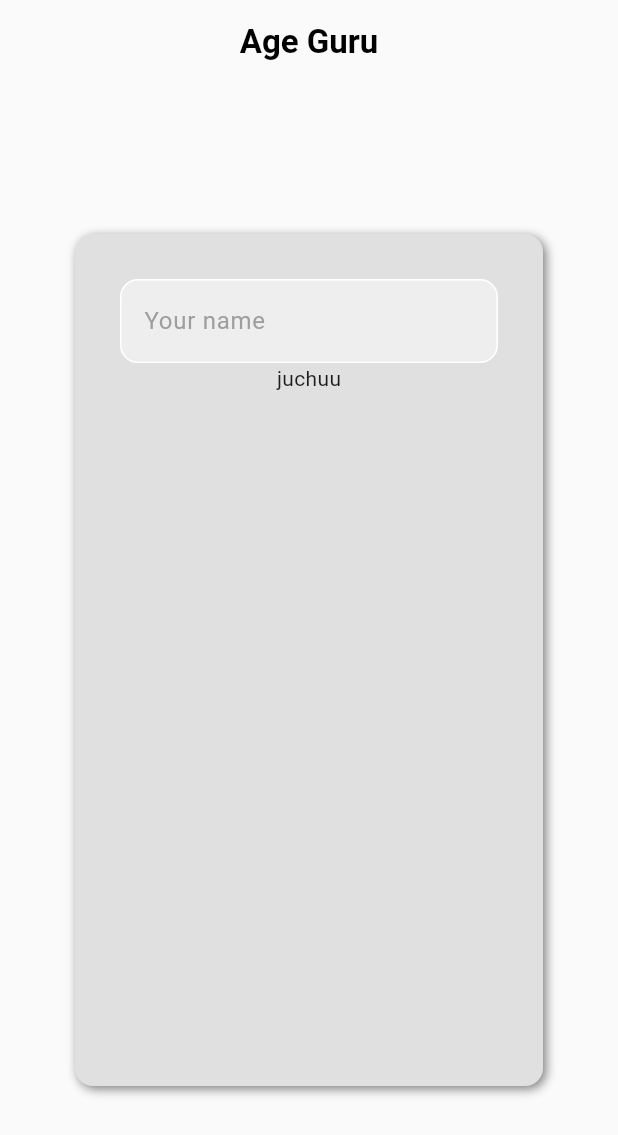
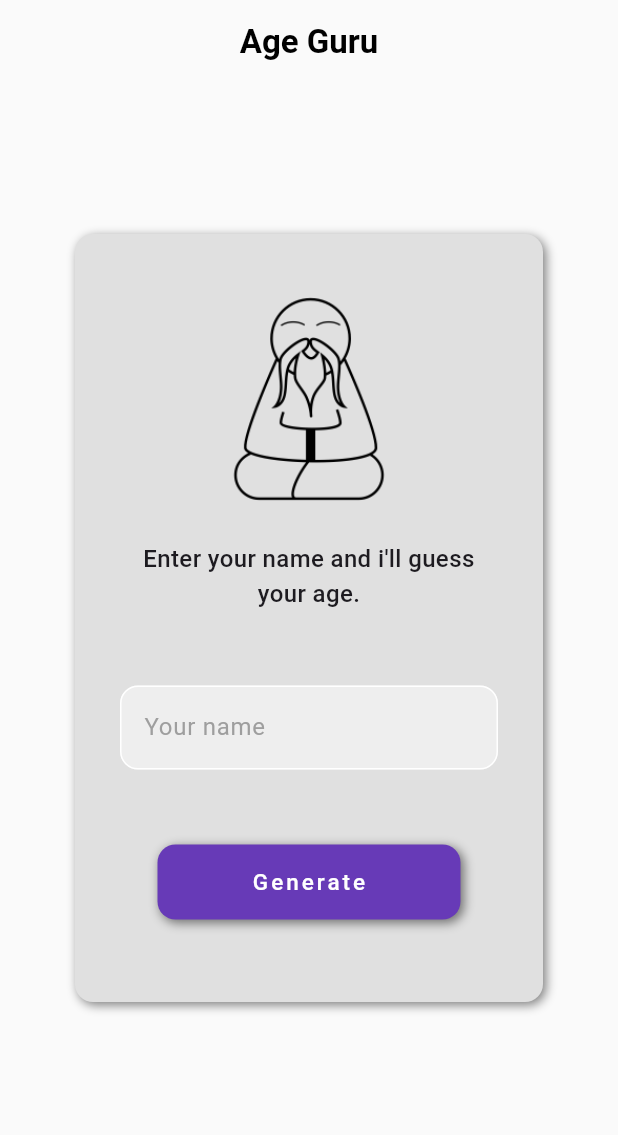
Before and after one commit to LennartKDeveloper/age_guru, a Flutter app: the screen it shows after launch, on a phone screen of 412 x 824 dp. Shown: the top 1135 px of the screen. Run offline on Flutter 3.47's test engine with Material 3 defaults, Android fonts, the phone set to English and light mode, and no system bars; our stand-ins replace flutter_animate, gap; missing offline and left inert: count_number.

Commit message:
UI Commit

```diff
--- a/lib/Eingabe Feature/homepage.dart
+++ /dev/null
@@ -1,85 +0,0 @@
-import 'package:flutter/material.dart';
-
-class HomePage extends StatelessWidget {
-  const HomePage({super.key, required this.title});
-
-  final String title;
-  @override
-  Widget build(BuildContext context) {
-
-    final nameController = TextEditingController();
-
-    return Scaffold(
-      backgroundColor: Theme.of(context).scaffoldBackgroundColor,
-
-      appBar: AppBar(
-        shadowColor: Colors.transparent,
-
-        backgroundColor: Theme.of(context).scaffoldBackgroundColor,
-
-        title: Center(child: Text(title, style: const TextStyle(color: Colors.black, fontWeight: FontWeight.bold),)),
-      ),
-
-
-
-      body: Center(
-        child:  Padding(
-          padding: const EdgeInsets.only(left: 50, right: 50, top: 100, bottom: 100),
-          child: Container(
-
-            decoration: BoxDecoration(
-              borderRadius: BorderRadius.circular(12),
-              color: Colors.grey.shade300,
-              boxShadow: [
-                BoxShadow(
-                  spreadRadius: -10,
-                  blurRadius: 5,
-                  offset: const Offset(-2, -2),
-                  color:  Colors.black.withOpacity(0.5),
-                ),
-                BoxShadow(
-                  spreadRadius: 0,
-                  blurRadius: 5,
-                  offset: const Offset(2, 2),
-                  color:  Colors.black.withOpacity(0.5),
-                ),
-              ],
-            ),
-            child:  Center(
-              child: Padding(
-                padding: EdgeInsets.all(30.0),
-                child: Column(
-
-                  children: [
-                    TextField(
-
-        controller: nameController,
-        obscureText: false,
-        style: TextStyle(color: Colors.grey.shade800),
-        decoration: InputDecoration(
-
-            enabledBorder: OutlineInputBorder(
-              borderSide: const BorderSide(color:  Colors.white, width: 1),
-              borderRadius: BorderRadius.circular(12),
-            ),
-            focusedBorder: OutlineInputBorder(
-              borderSide: BorderSide(color: Colors.grey.shade400),
-               borderRadius: BorderRadius.circular(12),
-            ),
-            fillColor: Colors.grey.shade200,
-            filled: true,
-            hintText: "Your name",
-            hintStyle: TextStyle(color: Colors.grey[500])),
-      ),
-                    Text("juchuu")
-                  ],
-                ),
-              ),
-            ),
-          ),
-        ),
-
-      ),
-    );
-  }
-}
--- a/lib/Eingabe Feature/guessAgeApi.dart
+++ b/lib/input_feature/guessAgeApi.dart
@@ -1,11 +1,12 @@
 
+import 'package:flutter/material.dart';
 import 'package:http/http.dart' as http;
 import 'dart:async';
 import 'dart:convert';
 
 
 class GuessAgeApi {
-  final String guessAgeAPIURL = 'https://api.agify.io/?name=';
+  final String guessAgeAPIURL = 'https://api.agify.io?name=';
 
   Future<int> guessAge({required String name}) async {
     String APIURL = guessAgeAPIURL + name;
--- /dev/null
+++ b/lib/input_feature/homepage.dart
@@ -0,0 +1,146 @@
+import 'package:age_guru/input_feature/guessAgeApi.dart';
+import 'package:age_guru/result_feature/resultpage.dart';
+import 'package:flutter/material.dart';
+import 'package:gap/gap.dart';
+
+class HomePage extends StatelessWidget {
+  const HomePage({super.key, required this.title});
+
+  final String title;
+
+
+
+
+  @override
+  Widget build(BuildContext context) {
+  final nameController = TextEditingController();
+  bool inputError=false;
+
+  Future buttonPressed(context,)async{
+    if(nameController.text!=""){
+  int age;
+  // show loading circle
+    showDialog(
+      context: context,
+      builder: (context) {
+        return Center(
+          child: CircularProgressIndicator(color: Theme.of(context).primaryColor, strokeWidth: 8,),
+        );
+      },
+    );
+  age = await GuessAgeApi().guessAge(name: nameController.text);
+  Navigator.pop(context);
+  Navigator.of(context).push(MaterialPageRoute(builder: (context) => ResultPage(title: "Result          ", age: age )));
+    }
+    else {inputError=true;}
+  }
+
+
+    final List <BoxShadow> myBoxShadow = [
+                BoxShadow(
+                  spreadRadius: -10,
+                  blurRadius: 5,
+                  offset: const Offset(-2, -2),
+                  color:  Colors.black.withOpacity(0.5),
+                ),
+                BoxShadow(
+                  spreadRadius: 0,
+                  blurRadius: 5,
+                  offset: const Offset(2, 2),
+                  color:  Colors.black.withOpacity(0.5),
+                ),
+              ];
+
+    return Scaffold(
+      backgroundColor: Theme.of(context).scaffoldBackgroundColor,
+
+      appBar: AppBar(
+        shadowColor: Colors.transparent,
+
+        backgroundColor: Theme.of(context).scaffoldBackgroundColor,
+
+        title: Center(child: Text(title, style: const TextStyle(color: Colors.black, fontWeight: FontWeight.bold),)),
+      ),
+
+
+
+      body: ListView(
+        children: [Center(
+          child:  Padding(
+            padding: const EdgeInsets.only(left: 50, right: 50, top: 100, bottom: 100),
+            child: Container(
+
+              decoration: BoxDecoration(
+                borderRadius: BorderRadius.circular(12),
+                color: Colors.grey.shade300,
+                boxShadow: myBoxShadow,
+              ),
+              child:  Center(
+                child: Padding(
+                  padding: const EdgeInsets.all(30.0),
+                  child: Column(
+                    mainAxisAlignment: MainAxisAlignment.center,
+                    children: [
+
+                     const Gap(10),
+
+                     Image.asset('lib/input_feature/assets/guru_icon.png',height: 140,),
+
+                     const Gap(25),
+
+                     const Text("Enter your name and i'll guess your age.", style: TextStyle(fontWeight: FontWeight.w500, fontSize: 16),textAlign: TextAlign.center,),
+
+                      const Gap(50),
+
+                     TextField(
+
+                             controller: nameController,
+                             style: TextStyle(color: Colors.grey.shade800),
+                             decoration: InputDecoration(
+                             suffixIcon: inputError? Icon(Icons.clear_rounded, color: Colors.red.shade700,) :Icon(null),
+                                 enabledBorder: OutlineInputBorder(
+                                   borderSide: BorderSide(color: inputError?Colors.red.shade700: Colors.white, width:  inputError?3:1),
+                                   borderRadius: BorderRadius.circular(12),
+                                 ),
+                                 focusedBorder: OutlineInputBorder(
+                                   borderSide: BorderSide(color: inputError?Colors.red.shade700:Colors.grey.shade400),
+                                    borderRadius: BorderRadius.circular(12),
+                                 ),
+                                 fillColor: Colors.grey.shade200,
+                                 filled: true,
+                                 hintText: "Your name",
+                                 hintStyle: TextStyle(color: Colors.grey[500])),
+                           ),
+
+
+                      const Gap(50),
+
+                      GestureDetector(
+                        onTap:() => buttonPressed(context),
+                        child: Padding(
+                          padding: const EdgeInsets.only(left: 25, right: 25),
+                          child: Container(
+                            height: 50,
+                            decoration: BoxDecoration(
+                              color: Theme.of(context).primaryColor,
+                              boxShadow: myBoxShadow,
+                              borderRadius: BorderRadius.circular(12),
+                              ),
+                            child: const Center(child: Text("Generate", style: TextStyle(fontWeight: FontWeight.w500, color: Colors.white, fontSize: 15, letterSpacing: 2),)),
+                          ),
+                        ),
+                      ),
+
+                      const Gap(25),
+                    ],
+                  ),
+                ),
+              ),
+            ),
+          ),
+
+        ),]
+      ),
+    );
+  }
+}
--- a/lib/main.dart
+++ b/lib/main.dart
@@ -1,5 +1,5 @@
 import 'package:flutter/material.dart';
-import 'package:age_guru/Eingabe%20Feature/homepage.dart';
+import 'package:age_guru/input_feature/homepage.dart';
 
 void main() {
   runApp(const MyApp());
--- a/pubspec.yaml
+++ b/pubspec.yaml
@@ -37,6 +37,10 @@ dependencies:
   cupertino_icons: ^1.0.2
   json_annotation: ^4.9.0
   http: any
+  gap: ^3.0.1
+  flutter_bloc: ^8.1.5
+  flutter_animate: ^4.5.0
+  count_number: ^0.3.71+1
 
 
 dev_dependencies:
@@ -60,6 +64,8 @@ flutter:
   # included with your application, so that you can use the icons in
   # the material Icons class.
   uses-material-design: true
+  assets:
+  - lib/input_feature/assets/
 
   # To add assets to your application, add an assets section, like this:
   # assets:
```
Also changed, not shown: lib/result_feature/resultpage.dart (added, +171 -0 lines), lib/input_feature/assets/guru_icon.png (added), pubspec.lock.
